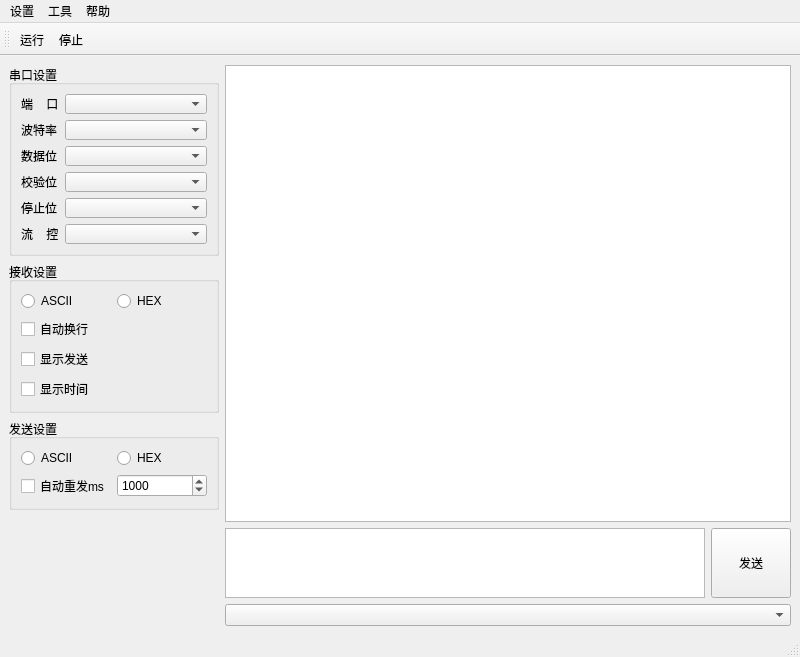
This is SerialPort.ui in leichau/GSP as Qt 5 draws it before an edit. The edited form follows.
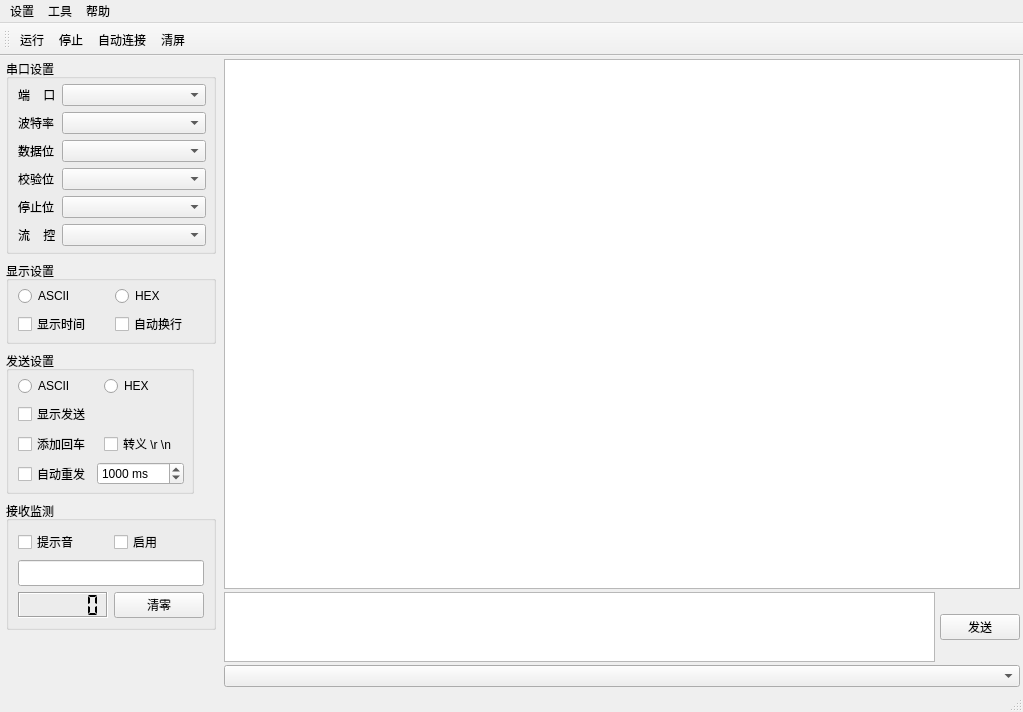
This is the edited form.

What changed in the file:
```diff
--- a/SerialPort.ui
+++ b/SerialPort.ui
@@ -6,39 +6,51 @@
    <rect>
     <x>0</x>
     <y>0</y>
-    <width>800</width>
-    <height>601</height>
+    <width>1023</width>
+    <height>712</height>
    </rect>
   </property>
   <property name="windowTitle">
    <string>GSP</string>
   </property>
   <widget class="QWidget" name="centralWidget">
-   <layout class="QGridLayout" name="gridLayout" rowstretch="2,2,2,2,2,2,1,0" columnstretch="2,5,0">
-    <item row="6" column="1">
-     <widget class="QPlainTextEdit" name="plainTextEdit">
-      <property name="font">
-       <font>
-        <family>Fixedsys</family>
-        <weight>50</weight>
-        <bold>false</bold>
-       </font>
-      </property>
-     </widget>
-    </item>
-    <item row="0" column="1" rowspan="6" colspan="2">
-     <widget class="QTextBrowser" name="textBrowser">
-      <property name="font">
-       <font>
-        <family>Fixedsys</family>
-       </font>
-      </property>
-     </widget>
-    </item>
-    <item row="0" column="0" rowspan="2">
+   <property name="sizePolicy">
+    <sizepolicy hsizetype="Preferred" vsizetype="Preferred">
+     <horstretch>0</horstretch>
+     <verstretch>0</verstretch>
+    </sizepolicy>
+   </property>
+   <layout class="QHBoxLayout" name="horizontalLayout" stretch="0,4">
+    <property name="spacing">
+     <number>5</number>
+    </property>
+    <property name="leftMargin">
+     <number>3</number>
+    </property>
+    <property name="topMargin">
+     <number>3</number>
+    </property>
+    <property name="rightMargin">
+     <number>3</number>
+    </property>
+    <property name="bottomMargin">
+     <number>3</number>
+    </property>
+    <item>
+     <layout class="QVBoxLayout" name="optionLayout">
+      <property name="spacing">
+       <number>7</number>
+      </property>
+      <property name="leftMargin">
+       <number>3</number>
+      </property>
+      <property name="rightMargin">
+       <number>3</number>
+      </property>
+      <item>
      <widget class="QGroupBox" name="groupBoxPort">
       <property name="sizePolicy">
-       <sizepolicy hsizetype="Fixed" vsizetype="Fixed">
+         <sizepolicy hsizetype="Preferred" vsizetype="Preferred">
         <horstretch>0</horstretch>
         <verstretch>0</verstretch>
        </sizepolicy>
@@ -58,61 +70,60 @@
       <property name="title">
        <string>串口设置</string>
       </property>
-      <layout class="QGridLayout" name="gridLayout_2" columnstretch="1,4">
-       <item row="0" column="1">
-        <widget class="QComboBox" name="comboBoxPort"/>
-       </item>
-       <item row="1" column="1">
-        <widget class="QComboBox" name="comboBoxBaud"/>
-       </item>
-       <item row="2" column="1">
-        <widget class="QComboBox" name="comboBoxDataBit"/>
-       </item>
-       <item row="5" column="1">
-        <widget class="QComboBox" name="comboBoxFlow"/>
-       </item>
-       <item row="4" column="1">
-        <widget class="QComboBox" name="comboBoxStopBit"/>
-       </item>
-       <item row="3" column="1">
-        <widget class="QComboBox" name="comboBoxParity"/>
-       </item>
-       <item row="0" column="0">
+        <layout class="QHBoxLayout" name="horizontalLayout_3" stretch="1,4">
+         <property name="sizeConstraint">
+          <enum>QLayout::SetDefaultConstraint</enum>
+         </property>
+         <property name="topMargin">
+          <number>5</number>
+         </property>
+         <property name="rightMargin">
+          <number>7</number>
+         </property>
+         <property name="bottomMargin">
+          <number>5</number>
+         </property>
+         <item>
+          <layout class="QVBoxLayout" name="verticalLayout_4">
+           <property name="sizeConstraint">
+            <enum>QLayout::SetFixedSize</enum>
+           </property>
+           <item>
         <widget class="QLabel" name="labelPort">
          <property name="text">
           <string>端    口</string>
          </property>
         </widget>
        </item>
-       <item row="1" column="0">
+           <item>
         <widget class="QLabel" name="labelBaud">
          <property name="text">
           <string>波特率</string>
          </property>
         </widget>
        </item>
-       <item row="2" column="0">
+           <item>
         <widget class="QLabel" name="labelDataBit">
          <property name="text">
           <string>数据位</string>
          </property>
         </widget>
        </item>
-       <item row="3" column="0">
+           <item>
         <widget class="QLabel" name="labelParity">
          <property name="text">
           <string>校验位</string>
          </property>
         </widget>
        </item>
-       <item row="4" column="0">
+           <item>
         <widget class="QLabel" name="labelStopBit">
          <property name="text">
           <string>停止位</string>
          </property>
         </widget>
        </item>
-       <item row="5" column="0">
+           <item>
         <widget class="QLabel" name="labelFlow">
          <property name="text">
           <string>流    控</string>
@@ -120,9 +131,81 @@
         </widget>
        </item>
       </layout>
-     </widget>
-    </item>
-    <item row="2" column="0">
+         </item>
+         <item>
+          <layout class="QVBoxLayout" name="verticalLayout_5">
+           <property name="sizeConstraint">
+            <enum>QLayout::SetMaximumSize</enum>
+           </property>
+           <item>
+            <widget class="QComboBox" name="comboBoxPort">
+             <property name="sizePolicy">
+              <sizepolicy hsizetype="Preferred" vsizetype="Fixed">
+               <horstretch>0</horstretch>
+               <verstretch>0</verstretch>
+              </sizepolicy>
+             </property>
+             <property name="sizeAdjustPolicy">
+              <enum>QComboBox::AdjustToMinimumContentsLength</enum>
+             </property>
+            </widget>
+           </item>
+           <item>
+            <widget class="QComboBox" name="comboBoxBaud">
+             <property name="sizePolicy">
+              <sizepolicy hsizetype="Preferred" vsizetype="Fixed">
+               <horstretch>0</horstretch>
+               <verstretch>0</verstretch>
+              </sizepolicy>
+             </property>
+            </widget>
+           </item>
+           <item>
+            <widget class="QComboBox" name="comboBoxDataBit">
+             <property name="sizePolicy">
+              <sizepolicy hsizetype="Preferred" vsizetype="Fixed">
+               <horstretch>0</horstretch>
+               <verstretch>0</verstretch>
+              </sizepolicy>
+             </property>
+            </widget>
+           </item>
+           <item>
+            <widget class="QComboBox" name="comboBoxParity">
+             <property name="sizePolicy">
+              <sizepolicy hsizetype="Preferred" vsizetype="Fixed">
+               <horstretch>0</horstretch>
+               <verstretch>0</verstretch>
+              </sizepolicy>
+             </property>
+            </widget>
+           </item>
+           <item>
+            <widget class="QComboBox" name="comboBoxStopBit">
+             <property name="sizePolicy">
+              <sizepolicy hsizetype="Preferred" vsizetype="Fixed">
+               <horstretch>0</horstretch>
+               <verstretch>0</verstretch>
+              </sizepolicy>
+             </property>
+            </widget>
+           </item>
+           <item>
+            <widget class="QComboBox" name="comboBoxFlow">
+             <property name="sizePolicy">
+              <sizepolicy hsizetype="Preferred" vsizetype="Fixed">
+               <horstretch>0</horstretch>
+               <verstretch>0</verstretch>
+              </sizepolicy>
+             </property>
+            </widget>
+           </item>
+          </layout>
+         </item>
+        </layout>
+       </widget>
+      </item>
+      <item>
      <widget class="QGroupBox" name="groupBoxRecv">
       <property name="sizePolicy">
        <sizepolicy hsizetype="Preferred" vsizetype="Preferred">
@@ -136,51 +219,85 @@
        </font>
       </property>
       <property name="title">
-       <string>接收设置</string>
-      </property>
-      <layout class="QGridLayout" name="gridLayout_3">
-       <item row="2" column="0">
-        <widget class="QCheckBox" name="checkBoxEcho">
-         <property name="text">
-          <string>显示发送</string>
+         <string>显示设置</string>
+        </property>
+        <layout class="QVBoxLayout" name="verticalLayout_6">
+         <property name="topMargin">
+          <number>5</number>
          </property>
-        </widget>
-       </item>
-       <item row="0" column="1">
-        <widget class="QRadioButton" name="radioButtonRecvHex">
-         <property name="text">
-          <string>HEX</string>
+         <property name="rightMargin">
+          <number>7</number>
          </property>
-        </widget>
-       </item>
-       <item row="0" column="0">
+         <property name="bottomMargin">
+          <number>5</number>
+         </property>
+         <item>
+          <layout class="QHBoxLayout" name="horizontalLayout_4">
+           <item>
         <widget class="QRadioButton" name="radioButtonRecvASCII">
+             <property name="sizePolicy">
+              <sizepolicy hsizetype="Preferred" vsizetype="Fixed">
+               <horstretch>0</horstretch>
+               <verstretch>0</verstretch>
+              </sizepolicy>
+             </property>
          <property name="text">
           <string>ASCII</string>
          </property>
         </widget>
        </item>
-       <item row="3" column="0">
+           <item>
+            <widget class="QRadioButton" name="radioButtonRecvHex">
+             <property name="sizePolicy">
+              <sizepolicy hsizetype="Preferred" vsizetype="Fixed">
+               <horstretch>0</horstretch>
+               <verstretch>0</verstretch>
+              </sizepolicy>
+             </property>
+             <property name="text">
+              <string>HEX</string>
+             </property>
+            </widget>
+           </item>
+          </layout>
+         </item>
+         <item>
+          <layout class="QHBoxLayout" name="horizontalLayout_9">
+           <item>
         <widget class="QCheckBox" name="checkBoxTime">
+             <property name="sizePolicy">
+              <sizepolicy hsizetype="Preferred" vsizetype="Fixed">
+               <horstretch>0</horstretch>
+               <verstretch>0</verstretch>
+              </sizepolicy>
+             </property>
          <property name="text">
           <string>显示时间</string>
          </property>
         </widget>
        </item>
-       <item row="1" column="0">
+           <item>
         <widget class="QCheckBox" name="checkBoxNewLine">
+             <property name="sizePolicy">
+              <sizepolicy hsizetype="Preferred" vsizetype="Fixed">
+               <horstretch>0</horstretch>
+               <verstretch>0</verstretch>
+              </sizepolicy>
+             </property>
          <property name="text">
           <string>自动换行</string>
          </property>
         </widget>
        </item>
       </layout>
-     </widget>
-    </item>
-    <item row="3" column="0">
+         </item>
+        </layout>
+       </widget>
+      </item>
+      <item>
      <widget class="QGroupBox" name="groupBoxSend">
       <property name="sizePolicy">
-       <sizepolicy hsizetype="Preferred" vsizetype="Preferred">
+         <sizepolicy hsizetype="Fixed" vsizetype="Preferred">
         <horstretch>0</horstretch>
         <verstretch>0</verstretch>
        </sizepolicy>
@@ -193,33 +310,118 @@
       <property name="title">
        <string>发送设置</string>
       </property>
-      <layout class="QGridLayout" name="gridLayout_4">
-       <item row="0" column="0">
+        <layout class="QVBoxLayout" name="verticalLayout">
+         <property name="topMargin">
+          <number>5</number>
+         </property>
+         <property name="rightMargin">
+          <number>7</number>
+         </property>
+         <property name="bottomMargin">
+          <number>5</number>
+         </property>
+         <item>
+          <layout class="QHBoxLayout" name="horizontalLayout_7">
+           <item>
         <widget class="QRadioButton" name="radioButtonSendASCII">
+             <property name="sizePolicy">
+              <sizepolicy hsizetype="Preferred" vsizetype="Fixed">
+               <horstretch>0</horstretch>
+               <verstretch>0</verstretch>
+              </sizepolicy>
+             </property>
          <property name="text">
           <string>ASCII</string>
          </property>
         </widget>
        </item>
-       <item row="0" column="1">
+           <item>
         <widget class="QRadioButton" name="radioButtonSendHex">
+             <property name="sizePolicy">
+              <sizepolicy hsizetype="Preferred" vsizetype="Fixed">
+               <horstretch>0</horstretch>
+               <verstretch>0</verstretch>
+              </sizepolicy>
+             </property>
          <property name="text">
           <string>HEX</string>
          </property>
         </widget>
        </item>
-       <item row="1" column="0">
+          </layout>
+         </item>
+         <item>
+          <widget class="QCheckBox" name="checkBoxEcho">
+           <property name="sizePolicy">
+            <sizepolicy hsizetype="Fixed" vsizetype="Fixed">
+             <horstretch>0</horstretch>
+             <verstretch>0</verstretch>
+            </sizepolicy>
+           </property>
+           <property name="text">
+            <string>显示发送</string>
+           </property>
+          </widget>
+         </item>
+         <item>
+          <layout class="QHBoxLayout" name="horizontalLayout_10">
+           <item>
+            <widget class="QCheckBox" name="sendReturn">
+             <property name="sizePolicy">
+              <sizepolicy hsizetype="Preferred" vsizetype="Fixed">
+               <horstretch>0</horstretch>
+               <verstretch>0</verstretch>
+              </sizepolicy>
+             </property>
+             <property name="text">
+              <string>添加回车</string>
+             </property>
+            </widget>
+           </item>
+           <item>
+            <widget class="QCheckBox" name="sendEscape">
+             <property name="sizePolicy">
+              <sizepolicy hsizetype="Preferred" vsizetype="Fixed">
+               <horstretch>0</horstretch>
+               <verstretch>0</verstretch>
+              </sizepolicy>
+             </property>
+             <property name="text">
+              <string>转义 \r \n</string>
+             </property>
+            </widget>
+           </item>
+          </layout>
+         </item>
+         <item>
+          <layout class="QHBoxLayout" name="horizontalLayout_8">
+           <item>
         <widget class="QCheckBox" name="checkBoxResend">
+             <property name="sizePolicy">
+              <sizepolicy hsizetype="Preferred" vsizetype="Fixed">
+               <horstretch>0</horstretch>
+               <verstretch>0</verstretch>
+              </sizepolicy>
+             </property>
          <property name="text">
-          <string>自动重发ms</string>
+              <string>自动重发</string>
          </property>
         </widget>
        </item>
-       <item row="1" column="1">
+           <item>
         <widget class="QSpinBox" name="spinBoxTime">
+             <property name="sizePolicy">
+              <sizepolicy hsizetype="Preferred" vsizetype="Fixed">
+               <horstretch>0</horstretch>
+               <verstretch>0</verstretch>
+              </sizepolicy>
+             </property>
          <property name="buttonSymbols">
           <enum>QAbstractSpinBox::UpDownArrows</enum>
          </property>
+             <property name="suffix">
+              <string> ms</string>
+             </property>
          <property name="minimum">
           <number>10</number>
          </property>
@@ -235,36 +437,196 @@
         </widget>
        </item>
       </layout>
-     </widget>
-    </item>
-    <item row="6" column="2">
+         </item>
+        </layout>
+       </widget>
+      </item>
+      <item>
+       <widget class="QGroupBox" name="groupBox">
+        <property name="sizePolicy">
+         <sizepolicy hsizetype="Preferred" vsizetype="Minimum">
+          <horstretch>0</horstretch>
+          <verstretch>0</verstretch>
+         </sizepolicy>
+        </property>
+        <property name="font">
+         <font>
+          <family>Arial</family>
+         </font>
+        </property>
+        <property name="title">
+         <string>接收监测</string>
+        </property>
+        <layout class="QVBoxLayout" name="verticalLayout_2">
+         <item>
+          <layout class="QHBoxLayout" name="horizontalLayout_6">
+           <item>
+            <widget class="QCheckBox" name="checkBoxBeep">
+             <property name="sizePolicy">
+              <sizepolicy hsizetype="Preferred" vsizetype="Fixed">
+               <horstretch>0</horstretch>
+               <verstretch>0</verstretch>
+              </sizepolicy>
+             </property>
+             <property name="text">
+              <string>提示音</string>
+             </property>
+            </widget>
+           </item>
+           <item>
+            <widget class="QCheckBox" name="checkBoxMonitor">
+             <property name="sizePolicy">
+              <sizepolicy hsizetype="Preferred" vsizetype="Preferred">
+               <horstretch>0</horstretch>
+               <verstretch>0</verstretch>
+              </sizepolicy>
+             </property>
+             <property name="text">
+              <string>启用</string>
+             </property>
+            </widget>
+           </item>
+          </layout>
+         </item>
+         <item>
+          <layout class="QHBoxLayout" name="horizontalLayout_2">
+           <item>
+            <widget class="QLineEdit" name="lineEditMonitor">
+             <property name="sizePolicy">
+              <sizepolicy hsizetype="Minimum" vsizetype="Fixed">
+               <horstretch>0</horstretch>
+               <verstretch>0</verstretch>
+              </sizepolicy>
+             </property>
+             <property name="font">
+              <font>
+               <family>Arial</family>
+               <pointsize>11</pointsize>
+              </font>
+             </property>
+            </widget>
+           </item>
+          </layout>
+         </item>
+         <item>
+          <layout class="QHBoxLayout" name="horizontalLayout_5">
+           <item>
+            <widget class="QLCDNumber" name="lcdNumber">
+             <property name="sizePolicy">
+              <sizepolicy hsizetype="Preferred" vsizetype="Minimum">
+               <horstretch>0</horstretch>
+               <verstretch>0</verstretch>
+              </sizepolicy>
+             </property>
+             <property name="font">
+              <font>
+               <family>Arial</family>
+              </font>
+             </property>
+             <property name="frameShape">
+              <enum>QFrame::Box</enum>
+             </property>
+             <property name="frameShadow">
+              <enum>QFrame::Sunken</enum>
+             </property>
+             <property name="digitCount">
+              <number>6</number>
+             </property>
+             <property name="segmentStyle">
+              <enum>QLCDNumber::Flat</enum>
+             </property>
+            </widget>
+           </item>
+           <item>
+            <widget class="QPushButton" name="monitorClear">
+             <property name="sizePolicy">
+              <sizepolicy hsizetype="Minimum" vsizetype="Fixed">
+               <horstretch>0</horstretch>
+               <verstretch>0</verstretch>
+              </sizepolicy>
+             </property>
+             <property name="text">
+              <string>清零</string>
+             </property>
+            </widget>
+           </item>
+          </layout>
+         </item>
+        </layout>
+       </widget>
+      </item>
+      <item>
+       <spacer name="verticalSpacer">
+        <property name="orientation">
+         <enum>Qt::Vertical</enum>
+        </property>
+        <property name="sizeHint" stdset="0">
+         <size>
+          <width>20</width>
+          <height>40</height>
+         </size>
+        </property>
+       </spacer>
+      </item>
+     </layout>
+    </item>
+    <item>
+     <layout class="QVBoxLayout" name="dataLayout" stretch="0,0,0">
+      <property name="spacing">
+       <number>3</number>
+      </property>
+      <item>
+       <widget class="QTextBrowser" name="textBrowser">
+        <property name="sizePolicy">
+         <sizepolicy hsizetype="Expanding" vsizetype="Expanding">
+          <horstretch>0</horstretch>
+          <verstretch>0</verstretch>
+         </sizepolicy>
+        </property>
+        <property name="font">
+         <font>
+          <family>Consolas</family>
+          <pointsize>11</pointsize>
+         </font>
+        </property>
+       </widget>
+      </item>
+      <item>
+       <layout class="QHBoxLayout" name="sendBox">
+        <property name="spacing">
+         <number>5</number>
+        </property>
+        <item>
+         <widget class="QPlainTextEdit" name="plainTextEdit">
+          <property name="sizePolicy">
+           <sizepolicy hsizetype="Expanding" vsizetype="Preferred">
+            <horstretch>0</horstretch>
+            <verstretch>0</verstretch>
+           </sizepolicy>
+          </property>
+          <property name="font">
+           <font>
+            <family>Consolas</family>
+            <pointsize>11</pointsize>
+           </font>
+          </property>
+         </widget>
+        </item>
+        <item>
      <widget class="QPushButton" name="pushButtonSend">
-      <property name="sizePolicy">
-       <sizepolicy hsizetype="Minimum" vsizetype="MinimumExpanding">
-        <horstretch>0</horstretch>
-        <verstretch>0</verstretch>
-       </sizepolicy>
-      </property>
-      <property name="minimumSize">
-       <size>
-        <width>0</width>
-        <height>0</height>
-       </size>
-      </property>
-      <property name="font">
-       <font>
-        <family>Arial</family>
-       </font>
-      </property>
       <property name="text">
        <string>发送</string>
       </property>
      </widget>
     </item>
-    <item row="7" column="1" colspan="2">
+       </layout>
+      </item>
+      <item>
      <widget class="QComboBox" name="comboBoxSend"/>
     </item>
    </layout>
+    </item>
+   </layout>
   </widget>
   <widget class="QStatusBar" name="statusBar"/>
   <widget class="QToolBar" name="toolBar">
@@ -279,14 +641,16 @@
    </attribute>
    <addaction name="run"/>
    <addaction name="stop"/>
+   <addaction name="actionAutoConnect"/>
+   <addaction name="clear"/>
   </widget>
   <widget class="QMenuBar" name="menuBar">
    <property name="geometry">
     <rect>
      <x>0</x>
      <y>0</y>
-     <width>800</width>
-     <height>23</height>
+     <width>1023</width>
+     <height>26</height>
     </rect>
    </property>
    <widget class="QMenu" name="menuTool">
@@ -333,6 +697,55 @@
     <string>关于</string>
    </property>
   </action>
+  <action name="clear">
+   <property name="text">
+    <string>清屏</string>
+   </property>
+   <property name="toolTip">
+    <string>清屏</string>
+   </property>
+  </action>
+  <action name="actionAutoConnect">
+   <property name="checkable">
+    <bool>true</bool>
+   </property>
+   <property name="text">
+    <string>自动连接</string>
+   </property>
+   <property name="toolTip">
+    <string>auto connnect</string>
+   </property>
+  </action>
+  <action name="optionView">
+   <property name="checkable">
+    <bool>true</bool>
+   </property>
+   <property name="checked">
+    <bool>true</bool>
+   </property>
+   <property name="text">
+    <string>侧边栏</string>
+   </property>
+  </action>
+  <action name="sendView">
+   <property name="checkable">
+    <bool>true</bool>
+   </property>
+   <property name="checked">
+    <bool>true</bool>
+   </property>
+   <property name="text">
+    <string>发送项</string>
+   </property>
+  </action>
+  <action name="actionFont">
+   <property name="text">
+    <string>字体</string>
+   </property>
+   <property name="toolTip">
+    <string>字体</string>
+   </property>
+  </action>
  </widget>
  <resources/>
  <connections/>
```
Left out of the diff: 3 changed lines with no effect on the pictures. Lines whose indentation alone changed are shown as unchanged.
